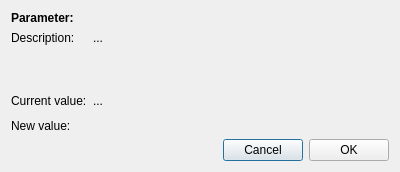
The window that nicos_ess/gui/panels/ui_files/devices_param.ui (ess-dmsc/nicos) describes before a commit, drawn with Qt 5.
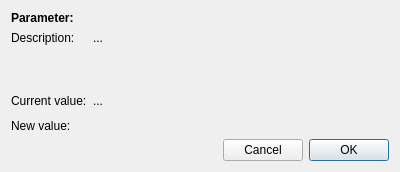
The same window after the commit.

Commit message: Param dialog enter

The edit to the form file:
```diff
--- a/nicos_ess/gui/panels/ui_files/devices_param.ui
+++ b/nicos_ess/gui/panels/ui_files/devices_param.ui
@@ -47,6 +47,9 @@
        <property name="text">
         <string>OK</string>
        </property>
+       <property name="default">
+        <bool>true</bool>
+       </property>
       </widget>
      </item>
     </layout>
```
The commit also changes 1 other file.
